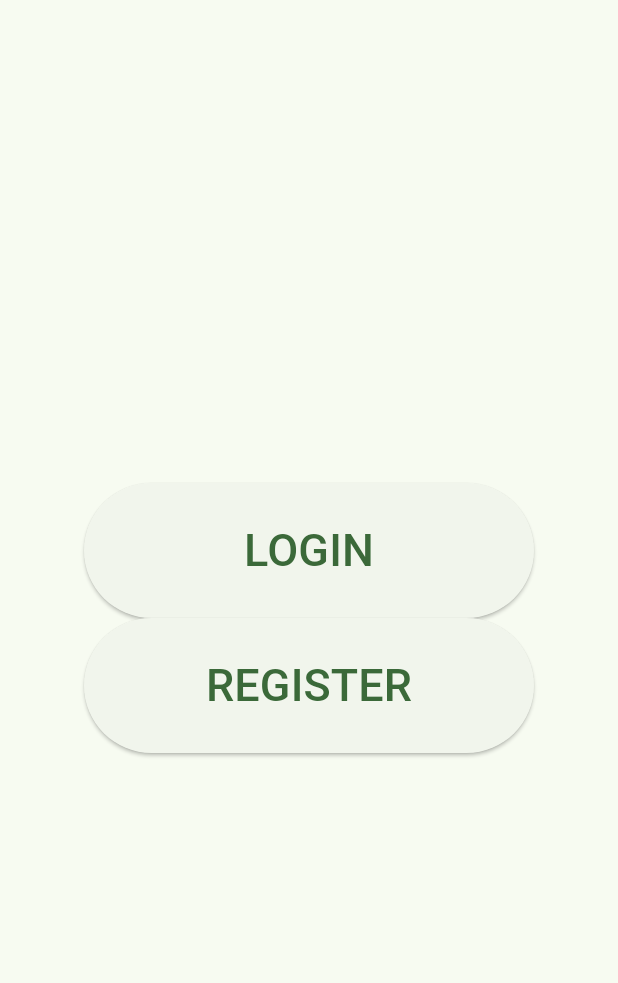
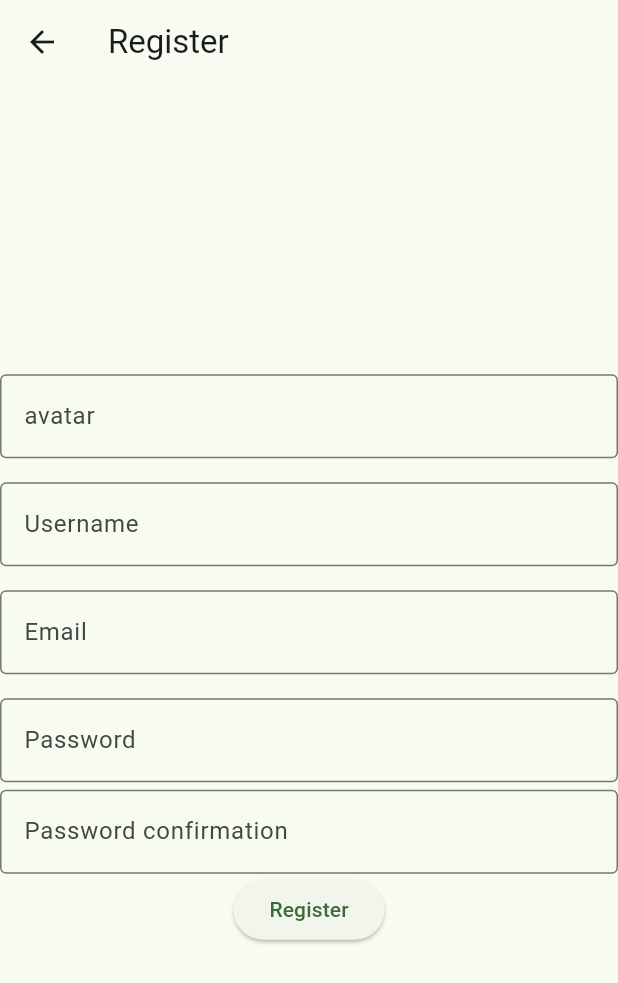
Before and after one commit to alxesv/L2_Paris_Chevaux, a Flutter app: the screen it shows after launch, after a tap on "REGISTER", on a phone screen of 412 x 824 dp. Shown: the top 983 px of the screen. Run offline on Flutter 3.47's test engine with Material 2 defaults, Android fonts, the phone set to English and light mode, and no system bars.

Commit message:
register login
structure done

```diff
--- a/lib/main.dart
+++ b/lib/main.dart
@@ -14,7 +14,8 @@ class MyApp extends StatelessWidget {
     return MaterialApp(
       routes: {
         '/login': (context) => LoginPage(),
-        // '/register': (context) => RegisterPage(),
+        '/register': (context) => RegisterPage(),
+        '/start': (context) => StartPage(),
         },
       title: 'Horse race manager',
       theme: ThemeData(
--- a/lib/pages/register.dart
+++ b/lib/pages/register.dart
@@ -0,0 +1,124 @@
+import 'package:flutter/material.dart';
+
+class RegisterPage extends StatelessWidget {
+  final GlobalKey<FormState> _formKey = GlobalKey<FormState>();
+  String username = '';
+  String email = '';
+  String password = '';
+  String passwordConfirmation = '';
+  String avatar = '';
+
+  @override
+  Widget build(BuildContext context) {
+    return Scaffold(
+      appBar: AppBar(
+        title: Text('Register'),
+      ),
+      body: Form(
+        key: _formKey,
+        child: Column(
+          mainAxisAlignment: MainAxisAlignment.center,
+          crossAxisAlignment: CrossAxisAlignment.center,
+          children: [
+            // Username Field
+            TextFormField(
+              decoration: const InputDecoration(
+                border: OutlineInputBorder(),
+                labelText: 'avatar',
+              ),
+              validator: (String? value) {
+                if (value == null || value.isEmpty) {
+                  return 'enter link of your avatar';
+                }
+                return null;
+              },
+              onSaved: (String? value) {
+                avatar = value ?? '';
+              },
+            ),
+            SizedBox(height: 16),
+            TextFormField(
+              decoration: const InputDecoration(
+                border: OutlineInputBorder(),
+                labelText: 'Username',
+              ),
+              validator: (String? value) {
+                if (value == null || value.isEmpty) {
+                  return 'Please enter a username';
+                }
+                return null;
+              },
+              onSaved: (String? value) {
+                username = value ?? '';
+              },
+            ),
+            SizedBox(height: 16),
+            TextFormField(
+              decoration: const InputDecoration(
+                border: OutlineInputBorder(),
+                labelText: 'Email',
+              ),
+              validator: (String? value) {
+                if (value == null || value.isEmpty) {
+                  return 'Please enter an email';
+                }
+                if (!value.contains('@')) {
+                  return 'Please enter a valid email';
+                }
+                return null;
+              },
+              onSaved: (String? value) {
+                email = value ?? '';
+              },
+            ),
+            SizedBox(height: 16),
+            TextFormField(
+              obscureText: true,
+              decoration: const InputDecoration(
+                border: OutlineInputBorder(),
+                labelText: 'Password',
+              ),
+              validator: (String? value) {
+                if (value == null || value.isEmpty) {
+                  return 'Please enter a password';
+                }
+                return null;
+              },
+              onSaved: (String? value) {
+                password = value ?? '';
+              },
+            ),
+            SizedBox(height: 5),
+            TextFormField(
+              obscureText: true,
+              decoration: const InputDecoration(
+                border: OutlineInputBorder(),
+                labelText: 'Password confirmation',
+              ),
+              validator: (String? value) {
+                if (value == null || value.isEmpty) {
+                  return 'Please enter password again';
+                }
+                return null;
+              },
+              onSaved: (String? value) {
+                passwordConfirmation = value ?? '';
+              },
+            ),
+            ElevatedButton(
+              onPressed: () {
+                if (_formKey.currentState!.validate()) {
+                  _formKey.currentState!.save();
+
+
+                  Navigator.pushNamed(context, '/login');
+                }
+              },
+              child: Text('Register'),
+            ),
+          ],
+        ),
+      ),
+    );
+  }
+}
--- a/lib/pages/start.dart
+++ b/lib/pages/start.dart
@@ -1,6 +1,5 @@
 import 'package:flutter/material.dart';
 import '../main.dart';
-// This will be our start page, with the login button, that will redirect to the login.dart file, and register button that will redirect to register.dart file
 class StartPage extends StatelessWidget {
   const StartPage({Key? key}) : super(key: key);
 
@@ -36,6 +35,7 @@ class StartPage extends StatelessWidget {
               ),
             ],
           ),
+          SizedBox(height: 10),
           Row(
             mainAxisAlignment: MainAxisAlignment.center,
             children: [
@@ -54,7 +54,7 @@ class StartPage extends StatelessWidget {
                     style: TextStyle(fontSize: 30),
                   ),
                   onPressed: () {
-                    //Navigator.pushNamed(context, '/register');
+                    Navigator.pushNamed(context, '/register');
                   },
                 ),
               ),
```
Also changed, not shown: lib/pages/login.dart (+10 -5 lines).
